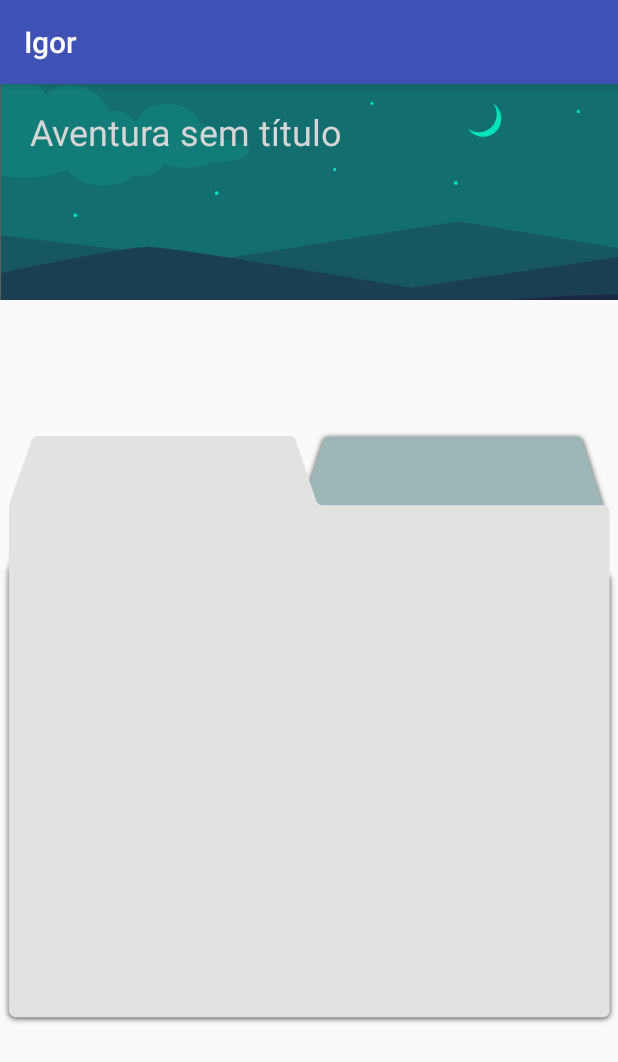
After one commit to herculesS/IgorApp, an Android app: the fragment AdventureProgressFragment shown on its own in the app's theme, on a phone screen of 412 x 824 dp. The commit adds this screen. Shown: the top 1062 px of the screen. Run offline under Robolectric (Android 15) with nearby library versions, the phone set to English and light mode, and no system bars; our stand-ins replace Firebase (no records; nobody signed in at launch, a user with empty details on screens opened directly).

Commit message:
beginning the Adventure Progress screen.

```diff
--- a/app/build.gradle
+++ b/app/build.gradle
@@ -24,26 +24,28 @@ dependencies {
     androidTestCompile('com.android.support.test.espresso:espresso-core:2.2.2', {
         exclude group: 'com.android.support', module: 'support-annotations'
     })
+    compile fileTree(dir: 'libs', include: ['*.jar'])
+    compile 'uk.me.lewisdeane.lnavigationdrawer:lnavigationdrawer@aar'
     compile 'com.android.support:appcompat-v7:25.3.1'
     compile 'com.android.support.constraint:constraint-layout:1.0.2'
     compile 'com.google.firebase:firebase-auth:10.0.1'
     compile 'com.google.firebase:firebase-database:10.0.1'
     compile 'com.android.support:design:25.3.1'
     compile 'cn.pedant.sweetalert:library:1.3'
+    compile 'com.android.support:support-v4:25.3.1'
     testCompile 'junit:junit:4.12'
-    compile fileTree(dir: 'libs', include: ['*.jar'])
-    compile 'uk.me.lewisdeane.lnavigationdrawer:lnavigationdrawer@aar'
 }
 
 repositories {
     maven {
         url 'https://maven.fabric.io/public'
     }
-    flatDir{
+    flatDir {
         dirs 'libs'
     }
 }
 
 
 
+
 apply plugin: 'com.google.gms.google-services'
--- /dev/null
+++ b/app/src/main/java/com/devapps/igor/Screens/AdventureProgress/AdventureProgressFragment.java
@@ -0,0 +1,66 @@
+package com.devapps.igor.Screens.AdventureProgress;
+
+import android.os.Bundle;
+import android.support.v4.app.Fragment;
+import android.view.LayoutInflater;
+import android.view.View;
+import android.view.ViewGroup;
+
+import com.devapps.igor.DataObject.Adventure;
+import com.devapps.igor.R;
+import com.devapps.igor.RequestManager.Database;
+import com.google.firebase.database.DataSnapshot;
+import com.google.firebase.database.DatabaseError;
+import com.google.firebase.database.DatabaseReference;
+import com.google.firebase.database.ValueEventListener;
+
+public class AdventureProgressFragment extends Fragment {
+    private static final String ADVENTURE_ID = "ADVENTURE_ID";
+
+    private String mAdventureId;
+    private Adventure mAdventure;
+
+    public AdventureProgressFragment() {
+        // Required empty public constructor
+    }
+
+
+    public static AdventureProgressFragment newInstance(String adventureId) {
+        AdventureProgressFragment fragment = new AdventureProgressFragment();
+        Bundle args = new Bundle();
+        args.putString(ADVENTURE_ID, adventureId);
+        fragment.setArguments(args);
+        return fragment;
+    }
+
+    @Override
+    public void onCreate(Bundle savedInstanceState) {
+        super.onCreate(savedInstanceState);
+        if (getArguments() != null) {
+            mAdventureId = getArguments().getString(ADVENTURE_ID);
+            DatabaseReference ref = Database.getAdventuresReference();
+            ref.child(mAdventureId).addValueEventListener(new ValueEventListener() {
+                @Override
+                public void onDataChange(DataSnapshot dataSnapshot) {
+                    mAdventure = dataSnapshot.getValue(Adventure.class);
+                }
+
+                @Override
+                public void onCancelled(DatabaseError databaseError) {
+
+                }
+            });
+
+        }
+    }
+
+    @Override
+    public View onCreateView(LayoutInflater inflater, ViewGroup container,
+                             Bundle savedInstanceState) {
+        // Inflate the layout for this fragment
+        return inflater.inflate(R.layout.fragment_adventure_details, container, false);
+    }
+
+
+
+}
--- /dev/null
+++ b/app/src/main/res/layout/fragment_adventure_details.xml
@@ -0,0 +1,44 @@
+<FrameLayout xmlns:android="http://schemas.android.com/apk/res/android"
+             xmlns:app="http://schemas.android.com/apk/res-auto"
+             xmlns:tools="http://schemas.android.com/tools"
+             android:layout_width="match_parent"
+             android:layout_height="match_parent"
+             tools:context="com.devapps.igor.Screens.AdventureProgress.AdventureProgressFragment">
+
+    <RelativeLayout
+        android:layout_width="wrap_content"
+        android:layout_height="wrap_content"
+        android:layout_gravity="top">
+
+        <ImageView
+            android:layout_width="match_parent"
+            android:layout_height="wrap_content"
+            android:layout_alignParentTop="true"
+            android:adjustViewBounds="true"
+            app:srcCompat="@drawable/bg_adventure_title"/>
+
+        <TextView
+            android:layout_width="wrap_content"
+            android:layout_height="wrap_content"
+            android:paddingLeft="20dp"
+            android:paddingTop="15dp"
+            android:text="Aventura sem título"
+            android:textColor="@color/gray_btn_bg_color"
+            android:textSize="24dp"/>
+    </RelativeLayout>
+
+
+    <LinearLayout
+        android:layout_width="wrap_content"
+        android:layout_height="wrap_content"
+        android:layout_marginTop="90dp">
+
+        <ImageView
+            android:id="@+id/imageView"
+            android:layout_width="wrap_content"
+            android:layout_height="wrap_content"
+
+            app:srcCompat="@drawable/bg_adventure_progress"/>
+    </LinearLayout>
+
+</FrameLayout>
--- a/app/src/main/res/values/strings.xml
+++ b/app/src/main/res/values/strings.xml
@@ -58,4 +58,6 @@
 
     <string name="criar_aventura_title">Criar Aventura</string>
     <string name="criar_aventura_nome">De um nome a sua aventura</string>
+
+
 </resources>
```
Also changed, not shown: app/src/main/res/drawable/bg_adventure_progress.png (added), app/src/main/res/drawable/bg_adventure_title.png (added), app/src/main/res/drawable/btn_add_session.png (added), app/src/main/res/drawable/line.png (added).
